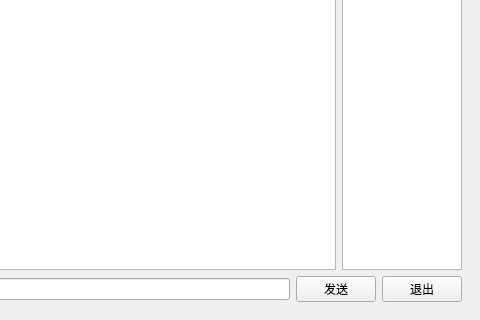
This is ChatClient/mainwindow.ui in Misssophiaaa/qt-lab6 as Qt 5 draws it before an edit; both pictures show x 120 to 600 and y 180 to 500 of the 600 by 500 pixel window. The edited form follows.
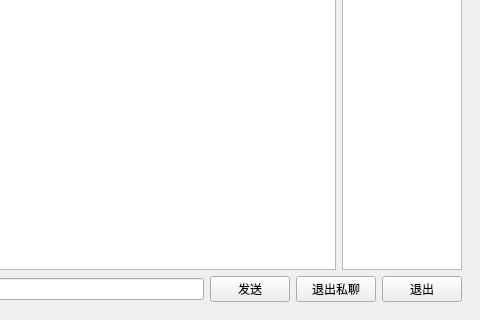
This is the edited form.

Commit message: 添加了退出私聊功能

The edit to the form file:
```diff
--- a/ChatClient/mainwindow.ui
+++ b/ChatClient/mainwindow.ui
@@ -81,6 +81,16 @@
             </property>
            </widget>
           </item>
+          <item>
+           <widget class="QPushButton" name="exitPrivateButton">
+            <property name="enabled">
+             <bool>true</bool>
+            </property>
+            <property name="text">
+             <string>退出私聊</string>
+            </property>
+           </widget>
+          </item>
           <item>
            <widget class="QPushButton" name="layoutButton">
             <property name="text">
```
Left out of the diff: 6 changed lines with no effect on the pictures. The commit also changes 2 other files.
